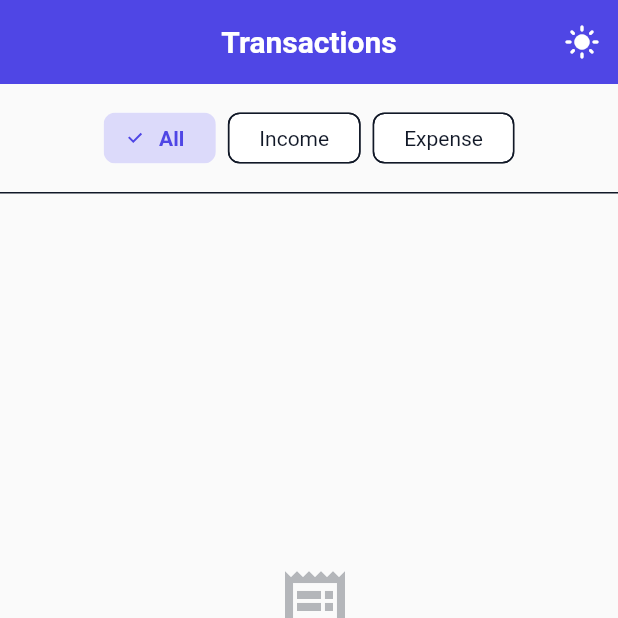
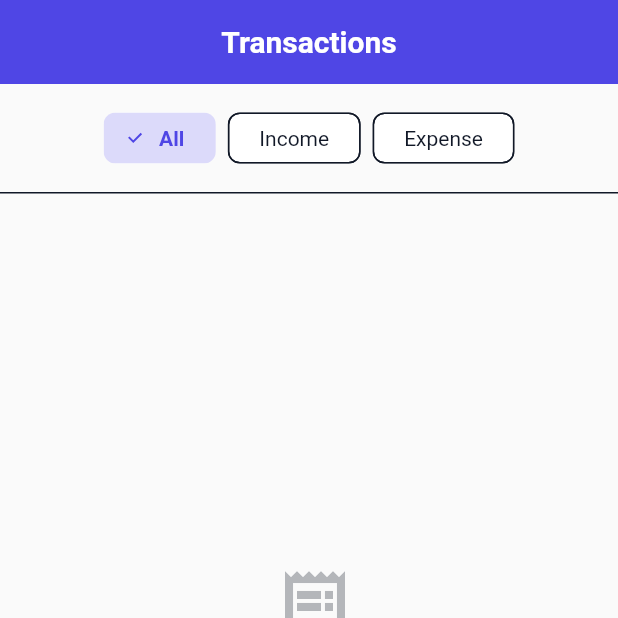
Before and after one commit to miku272/kuvaka_tech, a Flutter app: the TransactionScreen screen opened by its route, on a phone screen of 412 x 824 dp, the top half of it. Run offline on Flutter 3.47's test engine with Material 3 defaults, Android fonts, the phone set to English and light mode, and no system bars; our stand-ins replace fl_chart, flutter_bloc, fpdart, get_it, go_router, hive_flutter and 1 more; accounts and stored records are empty; generated files the repository leaves out were written again.

Commit message:
Removed theme toggle button from individual screens

```diff
--- a/lib/core/widget/theme_toggle_button.dart
+++ /dev/null
@@ -1,28 +0,0 @@
-import 'package:flutter/material.dart';
-
-class ThemeToggleButton extends StatelessWidget {
-  final VoidCallback onPressed;
-
-  const ThemeToggleButton({super.key, required this.onPressed});
-
-  @override
-  Widget build(BuildContext context) {
-    final theme = Theme.of(context);
-
-    return IconButton(
-      icon: AnimatedSwitcher(
-        duration: const Duration(milliseconds: 300),
-        transitionBuilder: (child, animation) {
-          return RotationTransition(turns: animation, child: child);
-        },
-        child: Icon(
-          theme.brightness == Brightness.dark
-              ? Icons.dark_mode
-              : Icons.light_mode,
-          key: ValueKey(theme.brightness),
-        ),
-      ),
-      onPressed: onPressed,
-    );
-  }
-}
--- a/lib/features/transaction/presentation/screen/transaction_screen.dart
+++ b/lib/features/transaction/presentation/screen/transaction_screen.dart
@@ -5,7 +5,7 @@ import '../../../../core/model/transaction.dart';
 import '../../../../core/widget/empty_state_widget.dart';
 import '../../../../core/widget/error_state_widget.dart';
 import '../../../../core/widget/loading_widget.dart';
-import '../../../../core/widget/theme_toggle_button.dart';
+
 import '../bloc/transaction_bloc.dart';
 import '../widget/add_edit_transaction_sheet.dart';
 import '../widget/transaction_filter_chip.dart';
@@ -98,17 +98,7 @@ class _TransactionScreenState extends State<TransactionScreen> {
     final theme = Theme.of(context);
 
     return Scaffold(
-      appBar: AppBar(
-        title: const Text('Transactions'),
-        centerTitle: true,
-        actions: [
-          ThemeToggleButton(
-            onPressed: () {
-              // TODO: Add theme toggle functionality
-            },
-          ),
-        ],
-      ),
+      appBar: AppBar(title: const Text('Transactions'), centerTitle: true),
       body: BlocConsumer<TransactionBloc, TransactionState>(
         listener: (context, state) {
           if (state is AddTransactionFailure ||
```
Also changed, not shown: lib/features/budget/presentation/screen/budget_screen.dart (+2 -12 lines), lib/features/dashboard/presentation/screen/dashboard_screen.dart (+1 -6 lines).
